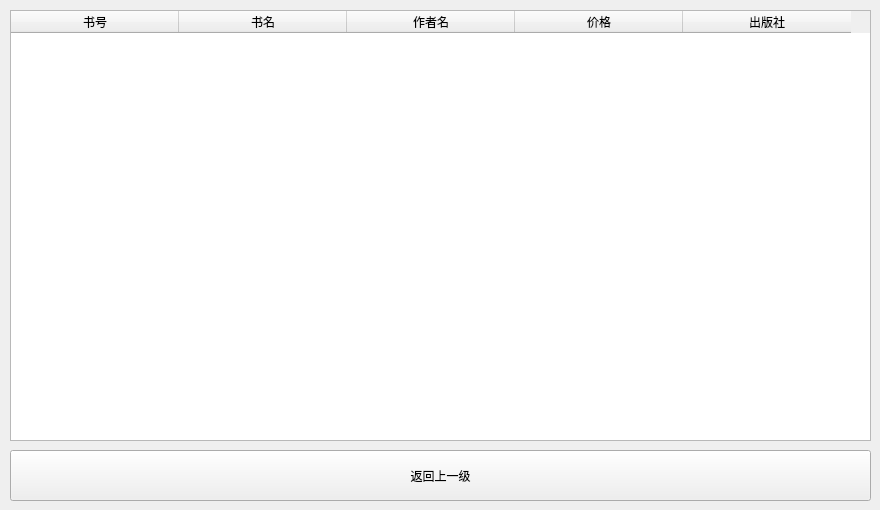
Qt form Sources/Forms/browsebook.ui (gaogao-qwq/Book_Manage_System_QT) before a commit.
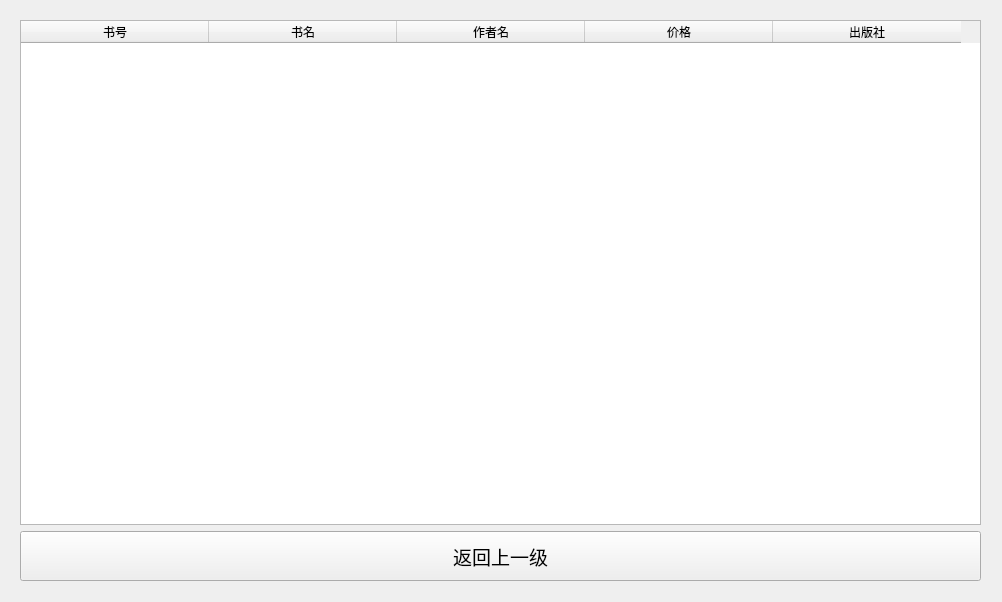
The same form after that commit. Icons and pictures are not drawn.

Patch:
```diff
--- a/Sources/Forms/browsebook.ui
+++ b/Sources/Forms/browsebook.ui
@@ -6,22 +6,42 @@
    <rect>
     <x>0</x>
     <y>0</y>
-    <width>880</width>
-    <height>510</height>
+    <width>1002</width>
+    <height>602</height>
    </rect>
   </property>
   <property name="windowTitle">
    <string>browseBook</string>
   </property>
-  <widget class="QTableWidget" name="bookTable">
+  <property name="windowIcon">
+   <iconset>
+    <selectedoff>D:/pictures/avator.png</selectedoff>
+   </iconset>
+  </property>
+  <widget class="QWidget" name="verticalLayoutWidget">
    <property name="geometry">
     <rect>
      <x>10</x>
      <y>10</y>
-     <width>861</width>
-     <height>431</height>
+     <width>981</width>
+     <height>581</height>
     </rect>
    </property>
+   <layout class="QVBoxLayout" name="verticalLayout">
+    <property name="leftMargin">
+     <number>10</number>
+    </property>
+    <property name="topMargin">
+     <number>10</number>
+    </property>
+    <property name="rightMargin">
+     <number>10</number>
+    </property>
+    <property name="bottomMargin">
+     <number>10</number>
+    </property>
+    <item>
+     <widget class="QTableWidget" name="bookTable">
    <attribute name="horizontalHeaderCascadingSectionResizes">
     <bool>false</bool>
    </attribute>
@@ -29,7 +49,7 @@
     <number>25</number>
    </attribute>
    <attribute name="horizontalHeaderDefaultSectionSize">
-    <number>168</number>
+       <number>188</number>
    </attribute>
    <column>
     <property name="text">
@@ -57,18 +77,32 @@
     </property>
    </column>
   </widget>
+    </item>
+    <item>
   <widget class="QPushButton" name="backButton">
-   <property name="geometry">
-    <rect>
-     <x>10</x>
-     <y>450</y>
-     <width>861</width>
-     <height>51</height>
-    </rect>
+      <property name="sizePolicy">
+       <sizepolicy hsizetype="Minimum" vsizetype="Fixed">
+        <horstretch>0</horstretch>
+        <verstretch>0</verstretch>
+       </sizepolicy>
+      </property>
+      <property name="minimumSize">
+       <size>
+        <width>0</width>
+        <height>50</height>
+       </size>
+      </property>
+      <property name="font">
+       <font>
+        <pointsize>14</pointsize>
+       </font>
    </property>
    <property name="text">
     <string>返回上一级</string>
    </property>
+     </widget>
+    </item>
+   </layout>
   </widget>
  </widget>
  <resources/>
```
Left out of the diff: 4 changed lines with no effect on the pictures. Lines whose indentation alone changed are shown as unchanged.
